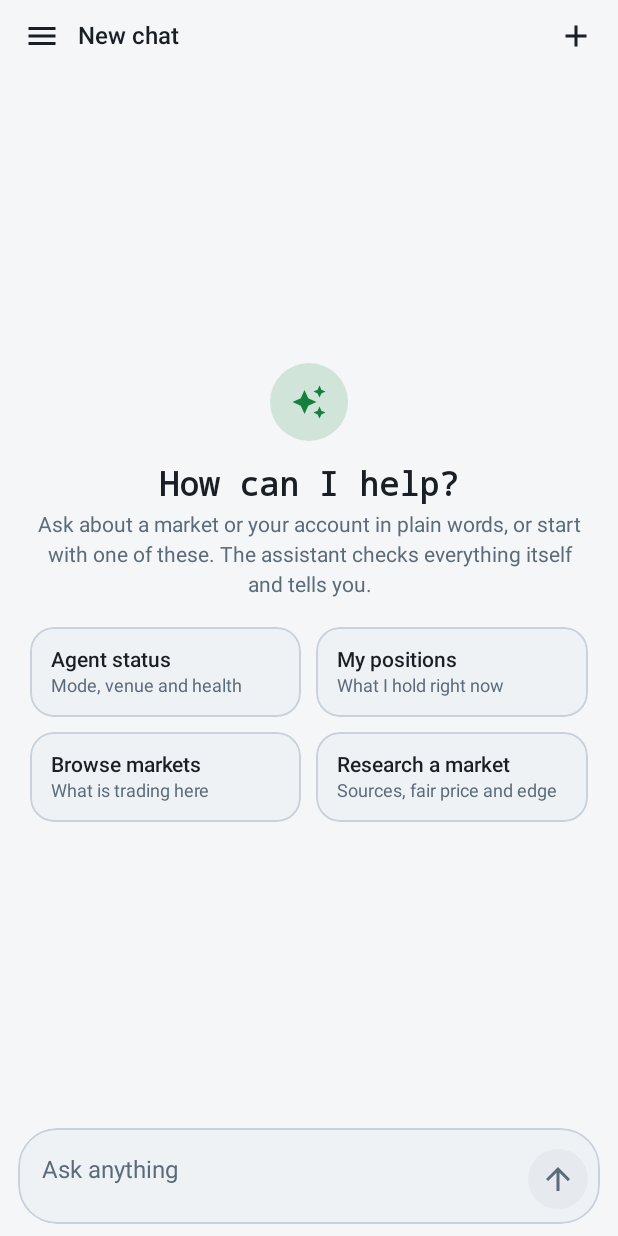
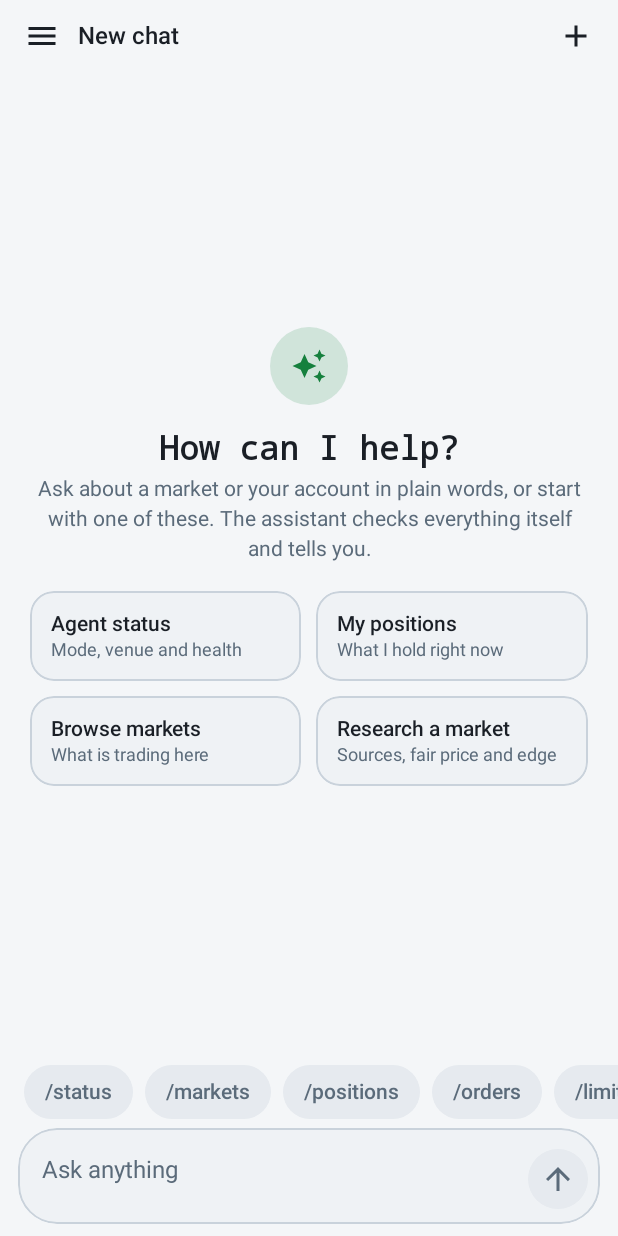
Before and after one commit to mainnetwallet/multi-market-agent, an Android app built with Jetpack Compose: the composable ChatScreen called with empty values, on a phone screen of 412 x 824 dp. Run offline under Robolectric (Android 15) with nearby library versions, the phone set to English and light mode, and no system bars.

Commit message:
Android chat: bring back command chips that send plain-language prompts to the assistant
The chip row (/status, /markets, /positions, /orders, /limits, /research, /buy, /help)
returns under the chat. Tapping a chip never sends a slash command: sendNow chips send a
plain-language prompt to the LLM assistant, /research and /buy only fill the input.

Co-Authored-By: Claude Sonnet 5.5 <noreply@anthropic.com>
Claude-Session: https://claude.ai/code/session_01DQK5XDaeQ5pFaUdEw1p7y4

```diff
--- a/android/app/src/main/java/com/mainnetwallet/mmagent/ui/ChatScreen.kt
+++ b/android/app/src/main/java/com/mainnetwallet/mmagent/ui/ChatScreen.kt
@@ -23,6 +23,8 @@ import androidx.compose.foundation.layout.size
 import androidx.compose.foundation.layout.width
 import androidx.compose.foundation.layout.widthIn
 import androidx.compose.foundation.lazy.LazyColumn
+import androidx.compose.foundation.lazy.LazyRow
+import androidx.compose.foundation.lazy.items
 import androidx.compose.foundation.lazy.itemsIndexed
 import androidx.compose.foundation.lazy.rememberLazyListState
 import androidx.compose.foundation.rememberScrollState
@@ -115,26 +117,46 @@ import kotlinx.coroutines.launch
  */
 private data class Starter(val title: String, val hint: String, val text: String, val sendNow: Boolean)
 
+private const val PROMPT_STATUS =
+    "Check the agent's current status yourself: mode, active venue, venue health, book feed, any UNKNOWN orders or errors. Then tell me."
+private const val PROMPT_POSITIONS =
+    "Check my open positions on every venue and tell me what I hold, with entry price, current price and PnL."
+private const val PROMPT_MARKETS =
+    "Look at the active venue and tell me which markets are trading right now, with prices, volume and close time."
+private const val PROMPT_RESEARCH = "Research this market and tell me the sources, fair price and edge: "
+
 private val STARTERS = listOf(
-    Starter(
-        "Agent status",
-        "Mode, venue and health",
-        "Check the agent's current status yourself: mode, active venue, venue health, book feed, any UNKNOWN orders or errors. Then tell me.",
+    Starter("Agent status", "Mode, venue and health", PROMPT_STATUS, true),
+    Starter("My positions", "What I hold right now", PROMPT_POSITIONS, true),
+    Starter("Browse markets", "What is trading here", PROMPT_MARKETS, true),
+    Starter("Research a market", "Sources, fair price and edge", PROMPT_RESEARCH, false),
+)
+
+/**
+ * A shortcut chip under the chat. The [label] keeps the familiar command name, but tapping it never sends a
+ * slash command: [prompt] is plain language that goes to the assistant, which checks everything itself with
+ * its tools and answers. [sendNow] chips go straight out; the others only fill the input so the operator can
+ * finish the sentence. Nothing here moves money: a buy still needs the assistant's quote and the operator's approval.
+ */
+private data class CommandChip(val label: String, val prompt: String, val sendNow: Boolean)
+
+private val COMMANDS = listOf(
+    CommandChip("/status", PROMPT_STATUS, true),
+    CommandChip("/markets", PROMPT_MARKETS, true),
+    CommandChip("/positions", PROMPT_POSITIONS, true),
+    CommandChip(
+        "/orders",
+        "Check my open and recent orders on every venue and tell me the status of each, including anything resting, partially filled or UNKNOWN.",
         true,
     ),
-    Starter(
-        "My positions",
-        "What I hold right now",
-        "Check my open positions on every venue and tell me what I hold, with entry price, current price and PnL.",
+    CommandChip(
+        "/limits",
+        "Check the current risk limits and caps and tell me how much of each is used: per-trade cap, per-event, total exposure, daily loss and open positions.",
         true,
     ),
-    Starter(
-        "Browse markets",
-        "What is trading here",
-        "Look at the active venue and tell me which markets are trading right now, with prices, volume and close time.",
-        true,
-    ),
-    Starter("Research a market", "Sources, fair price and edge", "Research this market and tell me the sources, fair price and edge: ", false),
+    CommandChip("/research", PROMPT_RESEARCH, false),
+    CommandChip("/buy", "I want to buy ", false),
+    CommandChip("/help", "Tell me what you can do for me here and which tools you have.", true),
 )
 
 /**
@@ -260,6 +282,20 @@ fun ChatScreen(
                             modifier = Modifier.align(Alignment.BottomCenter).padding(bottom = 8.dp),
                         )
                     }
+                }
+            }
+
+            LazyRow(
+                contentPadding = PaddingValues(horizontal = 16.dp, vertical = 6.dp),
+                horizontalArrangement = Arrangement.spacedBy(8.dp),
+            ) {
+                items(COMMANDS) { chip ->
+                    ChoiceChip(
+                        label = chip.label,
+                        selected = false,
+                        enabled = !chat.busy,
+                        onClick = { if (chip.sendNow) onSend(chip.prompt) else input = chip.prompt },
+                    )
                 }
             }
 
```
